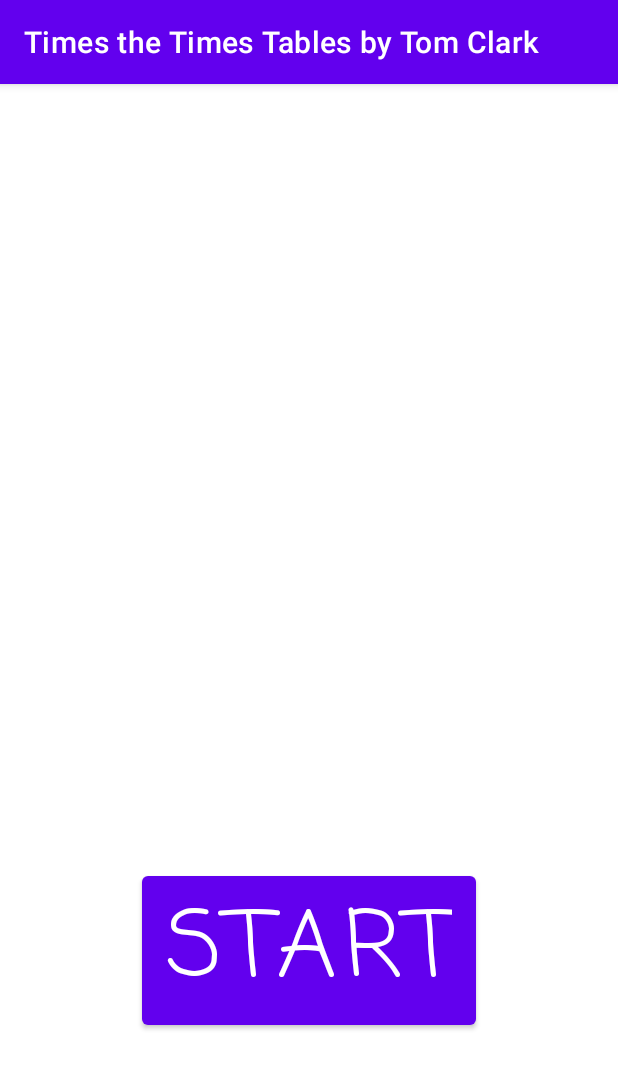
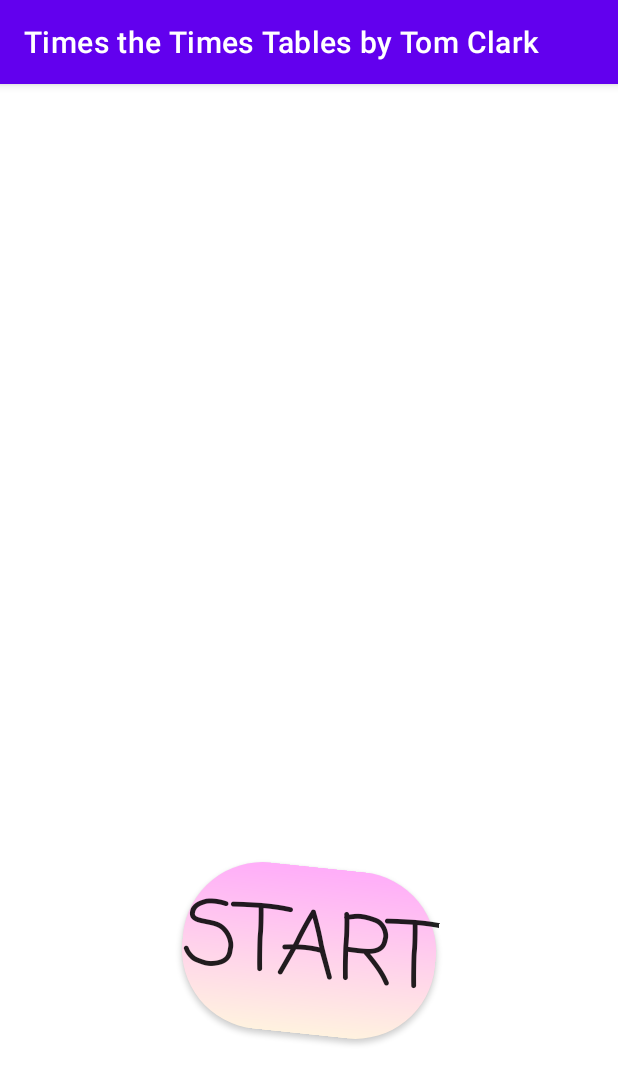
Before and after one commit to twadeclark/TimesTheTimesTables, an Android app: the screen it shows after launch (MainActivity), on a phone screen of 412 x 824 dp. Shown: the top 1084 px of the screen. Run offline under Robolectric (Android 15) with nearby library versions, the phone set to English and light mode, and no system bars.

Commit message:
added colors and tilt to the buttons

```diff
--- a/app/src/main/java/com/example/timesthetimestables/MainActivity.java
+++ b/app/src/main/java/com/example/timesthetimestables/MainActivity.java
@@ -1,8 +1,14 @@
 package com.example.timesthetimestables;
 
+import androidx.annotation.NonNull;
 import androidx.appcompat.app.AppCompatActivity;
 
 import android.content.Context;
+import android.content.res.Resources;
+import android.graphics.Color;
+import android.graphics.drawable.AdaptiveIconDrawable;
+import android.graphics.drawable.Drawable;
+import android.graphics.drawable.GradientDrawable;
 import android.media.MediaPlayer;
 import android.os.Build;
 import android.os.Bundle;
@@ -26,7 +32,7 @@ public class MainActivity extends AppCompatActivity {
     private Button button3;
     private Vibrator vibrator;
 
-    private Random r;
+    private Random r = new Random();
     private Integer answer;
     private Integer currentScore = 0, highScore = 0;
     private Integer[] possibleAnswers;
@@ -53,6 +59,61 @@ public class MainActivity extends AppCompatActivity {
         button2.setOnClickListener(view -> answerCheck(2));
         button3.setOnClickListener(view -> answerCheck(3));
 
+        scrambleButtons();
+    }
+
+    private void scrambleButtons() {
+        startButton.setRotation(r.nextInt(20) - 10);
+        button0.setRotation(r.nextInt(20) - 10);
+        button1.setRotation(r.nextInt(20) - 10);
+        button2.setRotation(r.nextInt(20) - 10);
+        button3.setRotation(r.nextInt(20) - 10);
+
+        GradientDrawable gradientDrawable;
+
+        gradientDrawable = new GradientDrawable(GradientDrawable.Orientation.BOTTOM_TOP, gradientColorGeneratorLight());
+        gradientDrawable.setCornerRadius(80f);
+        startButton.setBackground(gradientDrawable);
+
+        gradientDrawable = new GradientDrawable(GradientDrawable.Orientation.BOTTOM_TOP, gradientColorGeneratorLight());
+        gradientDrawable.setCornerRadius(80f);
+        button0.setBackground(gradientDrawable);
+        button1.setBackground(gradientDrawable);
+        button2.setBackground(gradientDrawable);
+        button3.setBackground(gradientDrawable);
+
+    }
+
+    @NonNull
+    private int[] gradientColorGeneratorLight() {
+        int[] startRaw = new int[]{r.nextInt(128) + 128, r.nextInt(128) + 128, r.nextInt(128) + 128};
+        startRaw[r.nextInt(3)] = 255;
+
+        int[] endRaw = new int[]{r.nextInt(128) + 128, r.nextInt(128) + 128, r.nextInt(128) + 128};
+        endRaw[r.nextInt(3)] = 255;
+
+        String startColor = String.format("%02X", startRaw[0]) + String.format("%02X", startRaw[1]) + String.format("%02X", startRaw[2]);
+        String endColor = String.format("%02X", endRaw[0]) + String.format("%02X", endRaw[1]) + String.format("%02X", endRaw[2]);
+
+        int[] ButtonColors = {Color.parseColor("#" + startColor),Color.parseColor("#" + endColor)};
+
+        return ButtonColors;
+    }
+
+    @NonNull
+    private int[] gradientColorGeneratorDark() {
+        int[] startRaw = new int[]{r.nextInt(128), r.nextInt(128), r.nextInt(128)};
+        startRaw[r.nextInt(3)] = 0;
+
+        int[] endRaw = new int[]{r.nextInt(128), r.nextInt(128), r.nextInt(128)};
+        endRaw[r.nextInt(3)] = 0;
+
+        String startColor = String.format("%02X", startRaw[0]) + String.format("%02X", startRaw[1]) + String.format("%02X", startRaw[2]);
+        String endColor = String.format("%02X", endRaw[0]) + String.format("%02X", endRaw[1]) + String.format("%02X", endRaw[2]);
+
+        int[] ButtonColors = {Color.parseColor("#" + startColor),Color.parseColor("#" + endColor)};
+
+        return ButtonColors;
     }
 
     private void answerCheck(Integer i) {
@@ -102,8 +163,6 @@ public class MainActivity extends AppCompatActivity {
     }
 
     private void nextRound() {
-        r = new Random();
-
         Integer e1 = r.nextInt(MaxValue + 1);
         Integer e2 = r.nextInt(MaxValue + 1);
 
@@ -127,6 +186,8 @@ public class MainActivity extends AppCompatActivity {
         button1.setText(possibleAnswers[1].toString());
         button2.setText(possibleAnswers[2].toString());
         button3.setText(possibleAnswers[3].toString());
+
+        scrambleButtons();
     }
 
     private void setScore() {
--- a/app/src/main/res/layout/activity_main.xml
+++ b/app/src/main/res/layout/activity_main.xml
@@ -6,7 +6,7 @@
     android:layout_height="match_parent"
     tools:context=".MainActivity">
 
-    <Button
+    <androidx.appcompat.widget.AppCompatButton
         android:id="@+id/startButton"
         android:layout_width="wrap_content"
         android:layout_height="wrap_content"
@@ -50,7 +50,7 @@
         app:layout_constraintTop_toTopOf="parent"
         app:layout_constraintVertical_bias="0.207" />
 
-    <Button
+    <androidx.appcompat.widget.AppCompatButton
         android:id="@+id/button1"
         android:layout_width="wrap_content"
         android:layout_height="wrap_content"
@@ -66,7 +66,7 @@
         app:layout_constraintTop_toTopOf="parent"
         app:layout_constraintVertical_bias="0.036" />
 
-    <Button
+    <androidx.appcompat.widget.AppCompatButton
         android:id="@+id/button0"
         android:layout_width="wrap_content"
         android:layout_height="wrap_content"
@@ -82,7 +82,7 @@
         app:layout_constraintTop_toTopOf="parent"
         app:layout_constraintVertical_bias="0.04" />
 
-    <Button
+    <androidx.appcompat.widget.AppCompatButton
         android:id="@+id/button2"
         android:layout_width="wrap_content"
         android:layout_height="wrap_content"
@@ -98,7 +98,7 @@
         app:layout_constraintTop_toTopOf="parent"
         app:layout_constraintVertical_bias="0.974" />
 
-    <Button
+    <androidx.appcompat.widget.AppCompatButton
         android:id="@+id/button3"
         android:layout_width="wrap_content"
         android:layout_height="wrap_content"
```
Also changed, not shown: app/src/main/res/drawable/bg.xml (added, +8 -0 lines).
